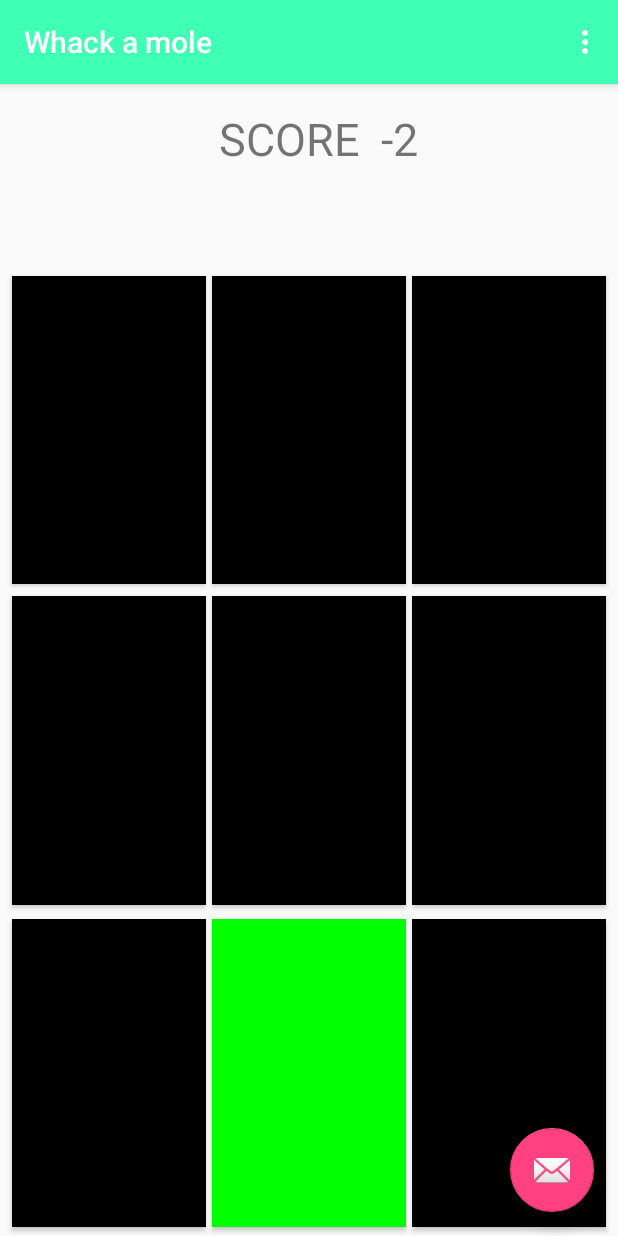
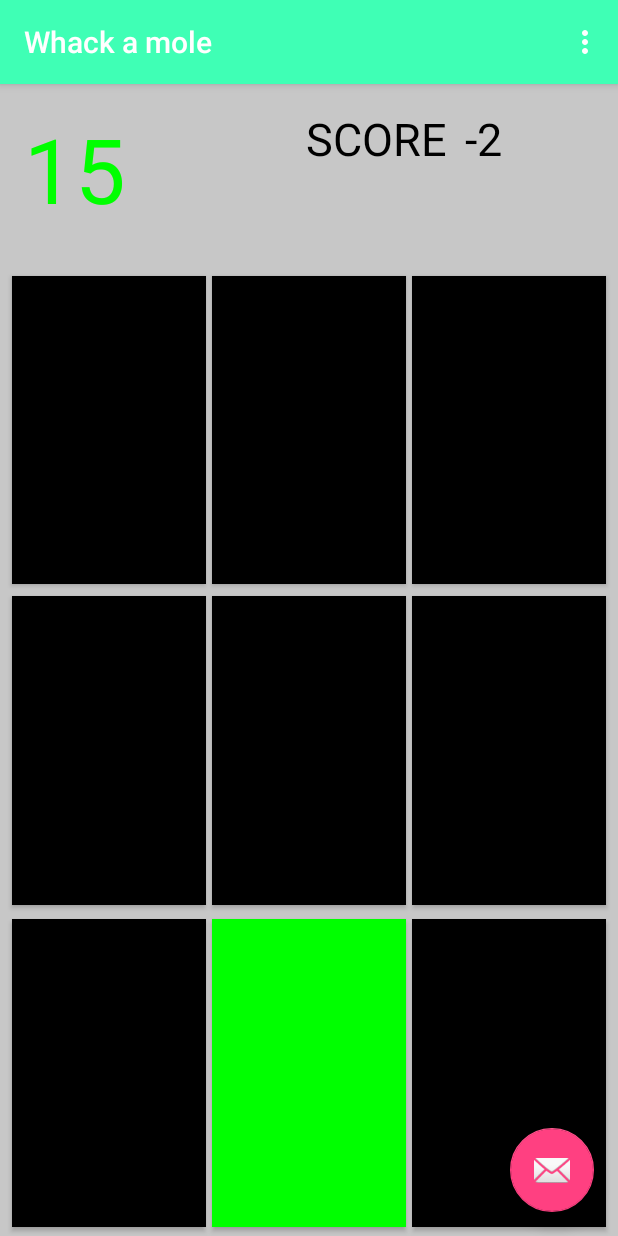
Before and after one commit to FredPower/Whack_a_mole, an Android app: the screen it shows after launch (MainActivity), after a tap on an icon or button, on a phone screen of 412 x 824 dp. Run offline under Robolectric (Android 15) with nearby library versions, the phone set to English and light mode, and no system bars; 1 other tap on this screen came first.

Commit message:
Adding working timer + layout changes

```diff
--- a/app/src/main/java/com/fredrikbiten/animationer/BackgroundFragment.java
+++ b/app/src/main/java/com/fredrikbiten/animationer/BackgroundFragment.java
@@ -1,6 +1,7 @@
 package com.fredrikbiten.animationer;
 
 import android.app.Fragment;
+import android.graphics.Color;
 import android.os.Bundle;
 import android.os.CountDownTimer;
 import android.support.annotation.Nullable;
@@ -12,16 +13,21 @@ import android.widget.TextView;
 public class BackgroundFragment extends Fragment {
 
     private TextView scoreNumber;
+    private TextView displayTimer;
     @Override
     public View onCreateView(LayoutInflater inflater, @Nullable ViewGroup container, Bundle savedInstanceState) {
         View view = inflater.inflate(R.layout.background_fragment,container,false);
         scoreNumber = (TextView) view.findViewById(R.id.score_number);
-
+        displayTimer = (TextView) view.findViewById(R.id.displayTimer);
         //Timer to display timeleft on gamescreen
         new CountDownTimer(30000, 1000) {
 
             public void onTick(long millisUntilFinished) {
-
+                //Check how long we got left and change color on text
+                if ((millisUntilFinished / 1000) < 15 && (millisUntilFinished / 1000) > 5)
+                    displayTimer.setTextColor(Color.YELLOW);
+                if ((millisUntilFinished / 1000) <= 5) displayTimer.setTextColor(Color.RED);
+                displayTimer.setText(Long.toString(millisUntilFinished / 1000));
 
             }
 
--- a/app/src/main/res/layout/background_fragment.xml
+++ b/app/src/main/res/layout/background_fragment.xml
@@ -3,7 +3,9 @@
     xmlns:app="http://schemas.android.com/apk/res-auto"
     xmlns:tools="http://schemas.android.com/tools"
     android:layout_width="match_parent"
-    android:layout_height="match_parent">
+    android:layout_height="match_parent"
+    android:background="#c7c7c7"
+    tools:layout_editor_absoluteY="81dp">
 
     <TextView
         android:id="@+id/score_number"
@@ -13,22 +15,38 @@
         android:layout_marginTop="16dp"
         android:text="@string/Score_number"
         android:textAllCaps="false"
+        android:textColor="#000000"
         android:textSize="30sp"
         app:layout_constraintEnd_toEndOf="parent"
         app:layout_constraintStart_toEndOf="@+id/score_title"
-        app:layout_constraintTop_toTopOf="parent" />
+        app:layout_constraintTop_toTopOf="parent"
+        tools:text="125" />
 
 
     <TextView
         android:id="@+id/score_title"
         android:layout_width="wrap_content"
         android:layout_height="wrap_content"
-        android:layout_marginEnd="14dp"
-        android:layout_marginStart="146dp"
+        android:layout_marginEnd="12dp"
         android:layout_marginTop="16dp"
         android:text="@string/score_title"
+        android:textColor="#000000"
         android:textSize="30sp"
         app:layout_constraintEnd_toStartOf="@+id/score_number"
+        app:layout_constraintStart_toEndOf="@+id/displayTimer"
+        app:layout_constraintTop_toTopOf="parent" />
+
+    <TextView
+        android:id="@+id/displayTimer"
+        android:layout_width="wrap_content"
+        android:layout_height="wrap_content"
+        android:layout_marginEnd="120dp"
+        android:layout_marginStart="16dp"
+        android:layout_marginTop="16dp"
+        android:text="30"
+        android:textColor="#00ff00"
+        android:textSize="60sp"
+        app:layout_constraintEnd_toStartOf="@+id/score_title"
         app:layout_constraintStart_toStartOf="parent"
         app:layout_constraintTop_toTopOf="parent" />
 
```
